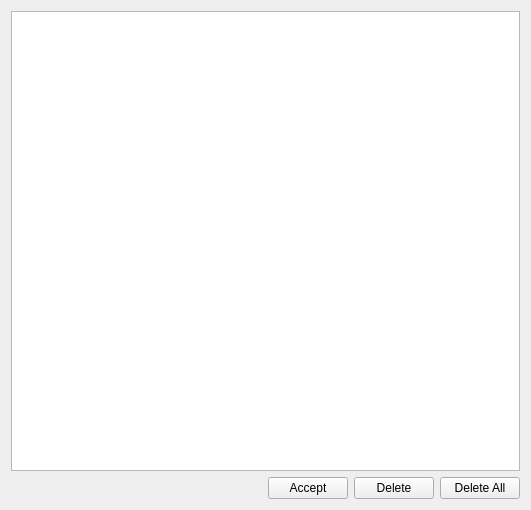
Before: the Qt Designer form data_loader/files/file_list.ui in medusabci/medusa-analyzer, drawn with Qt 5.
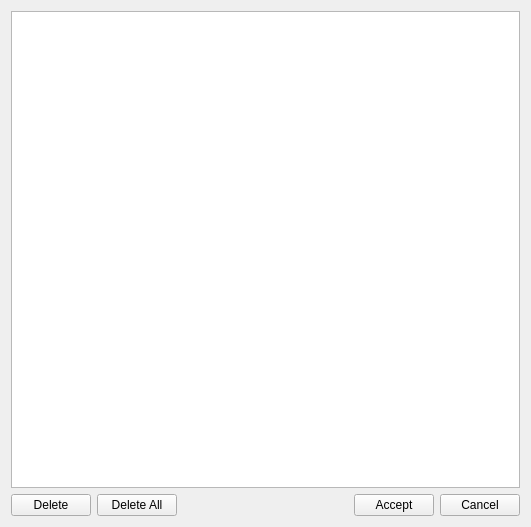
After: the same form once the commit is applied.

Commit message: Add loading dialog and progress handling for improved user feedback during processing

The edit to the form file:
```diff
--- a/data_loader/files/file_list.ui
+++ b/data_loader/files/file_list.ui
@@ -7,7 +7,7 @@
     <x>0</x>
     <y>0</y>
     <width>531</width>
-    <height>510</height>
+    <height>527</height>
    </rect>
   </property>
   <property name="windowTitle">
@@ -19,6 +19,20 @@
    </item>
    <item>
     <layout class="QHBoxLayout" name="horizontalLayout">
+     <item>
+      <widget class="QPushButton" name="deleteButton">
+       <property name="text">
+        <string>Delete</string>
+       </property>
+      </widget>
+     </item>
+     <item>
+      <widget class="QPushButton" name="deleteallButton">
+       <property name="text">
+        <string>Delete All</string>
+       </property>
+      </widget>
+     </item>
      <item>
       <spacer name="horizontalSpacer">
        <property name="orientation">
@@ -40,16 +54,9 @@
       </widget>
      </item>
      <item>
-      <widget class="QPushButton" name="deleteButton">
+      <widget class="QPushButton" name="cancelButton">
        <property name="text">
-        <string>Delete</string>
-       </property>
-      </widget>
-     </item>
-     <item>
-      <widget class="QPushButton" name="deleteallButton">
-       <property name="text">
-        <string>Delete All</string>
+        <string>Cancel</string>
        </property>
       </widget>
      </item>
```
The commit also changes 3 other files.
